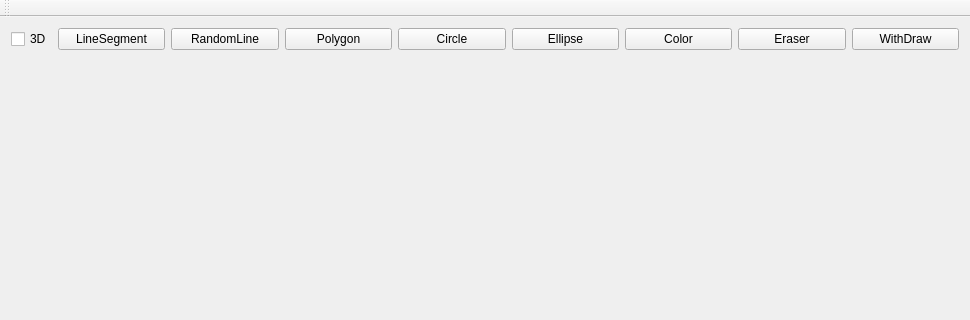
First picture: the form in mainwindow.ui, repository TamakiRinko/Painter, before the edit; both pictures show x 0 to 970 and y 0 to 320 of the 970 by 727 pixel window.
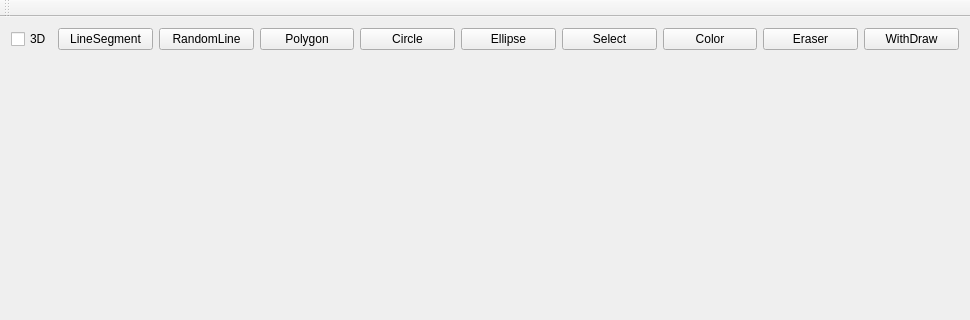
Second picture: the form after the edit.

Patch:
```diff
--- a/mainwindow.ui
+++ b/mainwindow.ui
@@ -127,7 +127,7 @@
      <layout class="QVBoxLayout" name="Canvas"/>
     </item>
     <item row="0" column="0" colspan="2">
-     <layout class="QHBoxLayout" name="horizontalLayout_3" stretch="1,10,10,10,10,10,10,10,10">
+     <layout class="QHBoxLayout" name="horizontalLayout_3" stretch="1,10,10,10,10,10,10,10,10,10">
       <item>
        <widget class="QCheckBox" name="PaintModeCheckBox">
         <property name="text">
@@ -170,6 +170,13 @@
         </property>
        </widget>
       </item>
+      <item>
+       <widget class="QPushButton" name="SelectButton">
+        <property name="text">
+         <string>Select</string>
+        </property>
+       </widget>
+      </item>
       <item>
        <widget class="QPushButton" name="ColorButton">
         <property name="text">
```
Left out of the diff: 5 changed lines with no effect on the pictures.
